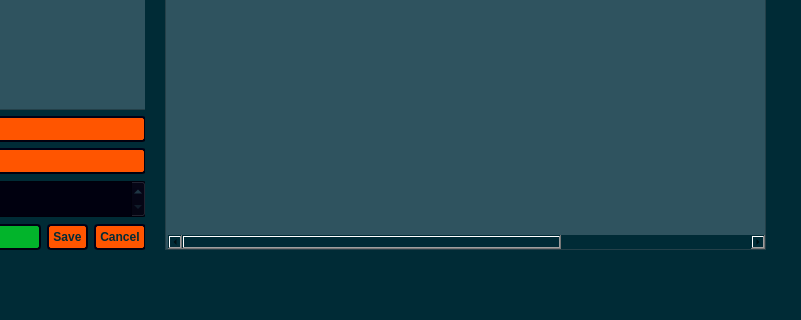
The window that argdialog.ui (StronglogicSolutions/ky_gui) describes before a commit, drawn with Qt 5; both pictures show x 565 to 1366 and y 351 to 671 of the 1366 by 671 pixel window.
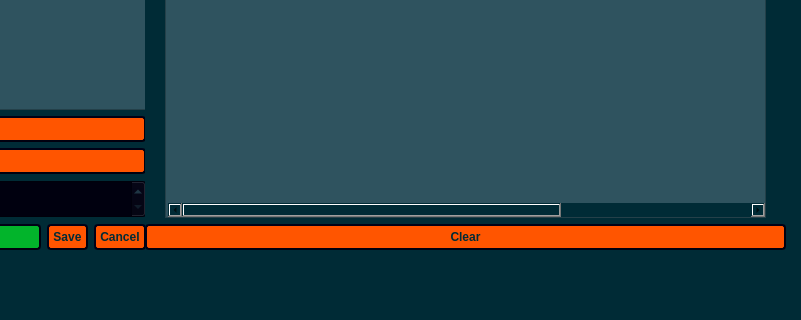
The same window after the commit. Icons and pictures are not drawn.

Commit message: adding clear functionality

```diff
--- a/argdialog.ui
+++ b/argdialog.ui
@@ -433,6 +433,26 @@
       </item>
      </layout>
     </item>
+    <item>
+     <widget class="QPushButton" name="clear">
+      <property name="styleSheet">
+       <string notr="true">background-color: rgb(255, 85, 0);
+font: 87 11pt &quot;Noto Sans&quot;;
+color: rgb(0, 43, 54);
+font-weight: 700;
+padding: 4px;
+border-style: outset;
+border-width: 2px;
+border-radius: 4px;
+border-color: #00000f;
+min-width: 4em;
+padding: 4px;</string>
+      </property>
+      <property name="text">
+       <string>Clear</string>
+      </property>
+     </widget>
+    </item>
    </layout>
   </widget>
  </widget>
```
The commit also changes 2 other files.
